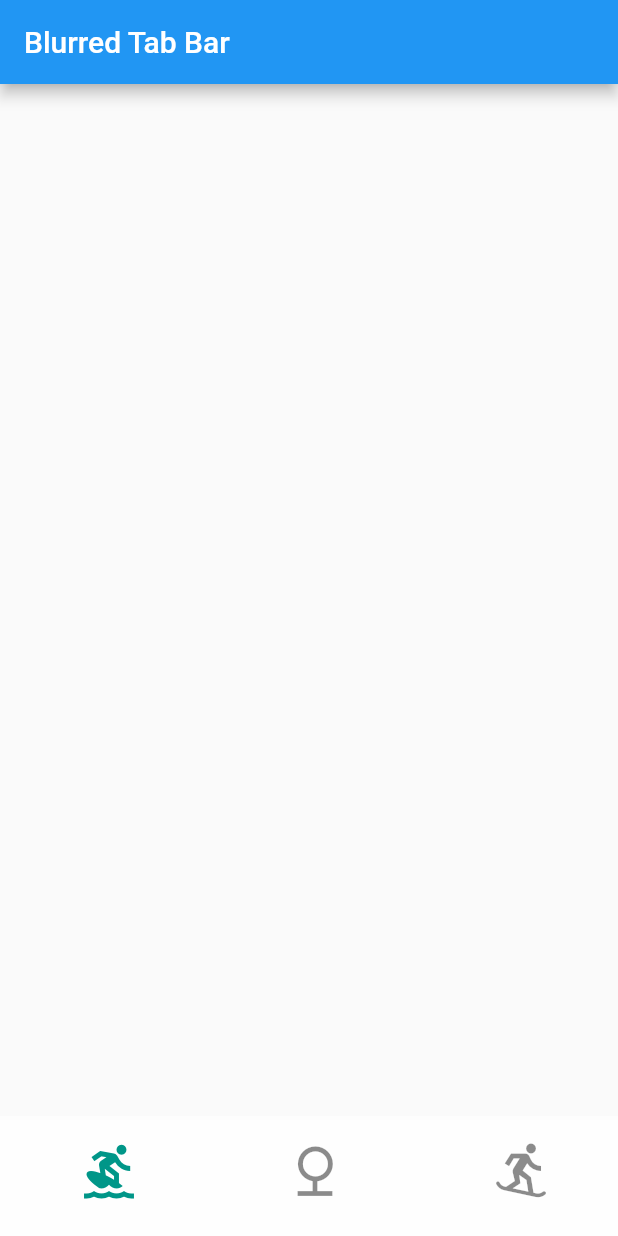
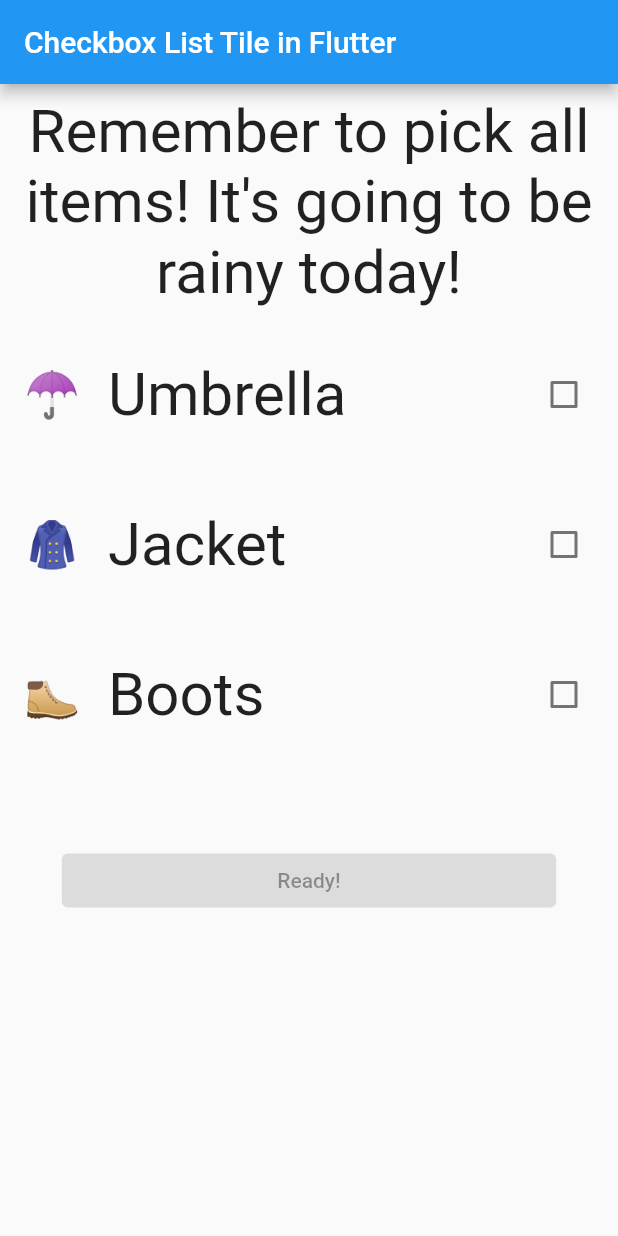
Before and after one commit to akashkamble6226/FlutterTips, a Flutter app: the screen it shows after launch, on a phone screen of 412 x 824 dp. Run offline on Flutter 3.47's test engine with Material 2 defaults, Android fonts, the light colour scheme and no system bars.

Commit message:
added check list tile

```diff
--- a/lib/main.dart
+++ b/lib/main.dart
@@ -6,6 +6,7 @@ import 'package:tipsandtricks/widgets/adding_animated_list.dart';
 import 'package:tipsandtricks/widgets/adding_animated_widget.dart';
 import 'package:tipsandtricks/widgets/adding_aspect_ratio.dart';
 import 'package:tipsandtricks/widgets/adding_blurred_tabbar.dart';
+import 'package:tipsandtricks/widgets/adding_check_box_list_tile.dart';
 import 'package:tipsandtricks/widgets/adding_floating_action_button.dart';
 import 'package:tipsandtricks/widgets/adding_jitter_free_screens.dart';
 import 'package:tipsandtricks/widgets/adding_position_change.dart';
@@ -27,7 +28,7 @@ class MyApp extends StatelessWidget {
       theme: ThemeData(
         primarySwatch: Colors.blue,
       ),
-      home:const BlurredTabBar(
+      home:const ChkLstTile(
 
       ),
     );
--- /dev/null
+++ b/lib/widgets/adding_check_box_list_tile.dart
@@ -0,0 +1,164 @@
+import 'package:flutter/material.dart';
+
+// Want to support my work 🤝? https://buymeacoffee.com/vandad
+
+enum Item { umbrella, coat, boots }
+
+extension Info on Item {
+  String get title {
+    switch (this) {
+      case Item.umbrella:
+        return 'Umbrella';
+      case Item.boots:
+        return 'Boots';
+      case Item.coat:
+        return 'Jacket';
+    }
+  }
+
+  String get icon {
+    switch (this) {
+      case Item.umbrella:
+        return '☂️';
+      case Item.boots:
+        return '🥾';
+      case Item.coat:
+        return '🧥';
+    }
+  }
+}
+
+typedef OnChecked = void Function(bool);
+
+class Tile extends StatelessWidget {
+  final Item item;
+  final bool isChecked;
+  final OnChecked onChecked;
+  const Tile({
+    Key? key,
+    required this.item,
+    required this.isChecked,
+    required this.onChecked,
+  }) : super(key: key);
+
+  @override
+  Widget build(BuildContext context) {
+    return ConstrainedBox(
+      constraints: BoxConstraints(minHeight: 100.0),
+      child: Center(
+        child: CheckboxListTile(
+          shape: ContinuousRectangleBorder(),
+          value: isChecked,
+          secondary: Text(
+            item.icon,
+            style: TextStyle(fontSize: 30.0),
+          ),
+          title: Text(
+            item.title,
+            style: TextStyle(fontSize: 40.0),
+          ),
+          onChanged: (value) {
+            onChecked(value ?? false);
+          },
+        ),
+      ),
+    );
+  }
+}
+
+class ChkLstTile extends StatefulWidget {
+  const ChkLstTile({Key? key}) : super(key: key);
+
+  @override
+  State<ChkLstTile> createState() => _ChkLstTileState();
+}
+
+class _ChkLstTileState extends State<ChkLstTile> {
+  final Set<Item> _enabledItems = {};
+
+  Widget get listView {
+    return ListView.builder(
+      shrinkWrap: true,
+      itemBuilder: (context, index) {
+        final item = Item.values[index];
+        final isChecked = _enabledItems.contains(item);
+        return Tile(
+          isChecked: isChecked,
+          item: item,
+          onChecked: (isChecked) {
+            setState(() {
+              if (isChecked) {
+                _enabledItems.add(item);
+              } else {
+                _enabledItems.remove(item);
+              }
+            });
+          },
+        );
+      },
+      itemCount: Item.values.length,
+    );
+  }
+
+  Widget get title {
+    return Padding(
+      padding: const EdgeInsets.all(8.0),
+      child: Text(
+        "Remember to pick all items! It's going to be rainy today!",
+        textAlign: TextAlign.center,
+        style: TextStyle(fontSize: 40),
+      ),
+    );
+  }
+
+  Widget get readyButton {
+    final onPressed = () async {
+      // program this
+      await showDialog(
+        context: context,
+        builder: (context) {
+          return AlertDialog(
+            content: Text('You seem to be ready for a rainy day! ✅'),
+            actions: [
+              TextButton(
+                onPressed: () {
+                  Navigator.of(context).pop();
+                },
+                child: Text('OK'),
+              )
+            ],
+          );
+        },
+      );
+    };
+
+    final isEnabled = _enabledItems.containsAll(Item.values);
+
+    return FractionallySizedBox(
+      widthFactor: 0.8,
+      child: ElevatedButton(
+        onPressed: isEnabled ? onPressed : null,
+        child: Text('Ready!'),
+      ),
+    );
+  }
+
+  @override
+  Widget build(BuildContext context) {
+    return Scaffold(
+      appBar: AppBar(
+        title: Text('Checkbox List Tile in Flutter'),
+      ),
+      body: SingleChildScrollView(
+        child: Column(
+          children: [
+            title,
+            listView,
+            SizedBox(height: 50.0),
+            readyButton,
+          ],
+        ),
+      ),
+    );
+  }
+}
```
